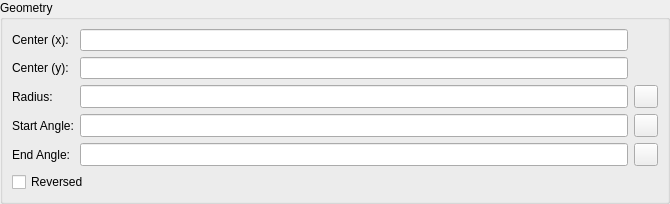
This is librecad/src/ui/dialogs/entity/lc_arcpropertieseditingwidget.ui in LibreCAD/LibreCAD as Qt 5 draws it before an edit. The edited form follows.
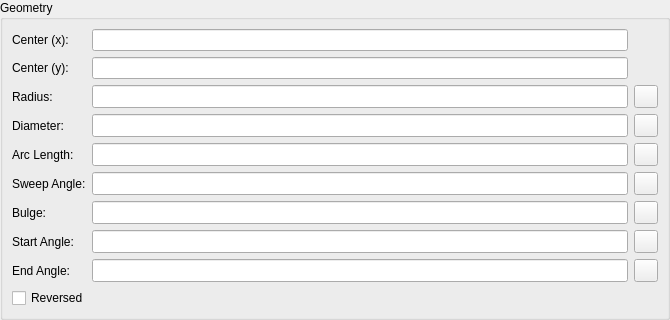
This is the edited form. Icons and pictures are not drawn. Custom widgets are drawn as their Qt base class.

Commit message:
Issue #2354: diameter support for arc properties
Also added fields for:

Angular Length (degrees);
Arc Length.

```diff
--- a/librecad/src/ui/dialogs/entity/lc_arcpropertieseditingwidget.ui
+++ b/librecad/src/ui/dialogs/entity/lc_arcpropertieseditingwidget.ui
@@ -7,7 +7,7 @@
     <x>0</x>
     <y>0</y>
     <width>670</width>
-    <height>202</height>
+    <height>296</height>
    </rect>
   </property>
   <property name="windowTitle">
@@ -210,6 +210,226 @@
        </widget>
       </item>
       <item row="3" column="0">
+       <widget class="QLabel" name="lDiameter">
+        <property name="sizePolicy">
+         <sizepolicy hsizetype="Preferred" vsizetype="Preferred">
+          <horstretch>0</horstretch>
+          <verstretch>0</verstretch>
+         </sizepolicy>
+        </property>
+        <property name="minimumSize">
+         <size>
+          <width>0</width>
+          <height>22</height>
+         </size>
+        </property>
+        <property name="text">
+         <string>Diameter:</string>
+        </property>
+        <property name="wordWrap">
+         <bool>false</bool>
+        </property>
+       </widget>
+      </item>
+      <item row="3" column="1">
+       <widget class="QLineEdit" name="leDiameter">
+        <property name="sizePolicy">
+         <sizepolicy hsizetype="Preferred" vsizetype="Preferred">
+          <horstretch>0</horstretch>
+          <verstretch>0</verstretch>
+         </sizepolicy>
+        </property>
+        <property name="minimumSize">
+         <size>
+          <width>0</width>
+          <height>0</height>
+         </size>
+        </property>
+        <property name="toolTip">
+         <string>Diameter of arc</string>
+        </property>
+       </widget>
+      </item>
+      <item row="3" column="2">
+       <widget class="QToolButton" name="tbPickDiameter">
+        <property name="toolTip">
+         <string>Pick diameter value from the drawing</string>
+        </property>
+        <property name="text">
+         <string/>
+        </property>
+        <property name="icon">
+         <iconset resource="../../../../res/icons/icons.qrc">
+          <normaloff>:/icons/interactive_pick_distance.lci</normaloff>:/icons/interactive_pick_distance.lci</iconset>
+        </property>
+       </widget>
+      </item>
+      <item row="4" column="0">
+       <widget class="QLabel" name="lArcLength">
+        <property name="sizePolicy">
+         <sizepolicy hsizetype="Preferred" vsizetype="Preferred">
+          <horstretch>0</horstretch>
+          <verstretch>0</verstretch>
+         </sizepolicy>
+        </property>
+        <property name="minimumSize">
+         <size>
+          <width>0</width>
+          <height>22</height>
+         </size>
+        </property>
+        <property name="text">
+         <string>Arc Length:</string>
+        </property>
+        <property name="wordWrap">
+         <bool>false</bool>
+        </property>
+       </widget>
+      </item>
+      <item row="4" column="1">
+       <widget class="QLineEdit" name="leArcLength">
+        <property name="sizePolicy">
+         <sizepolicy hsizetype="Preferred" vsizetype="Preferred">
+          <horstretch>0</horstretch>
+          <verstretch>0</verstretch>
+         </sizepolicy>
+        </property>
+        <property name="minimumSize">
+         <size>
+          <width>0</width>
+          <height>0</height>
+         </size>
+        </property>
+        <property name="toolTip">
+         <string>Length of the arc</string>
+        </property>
+       </widget>
+      </item>
+      <item row="4" column="2">
+       <widget class="QToolButton" name="tbPickArcLength">
+        <property name="toolTip">
+         <string>Pick arc length value from the drawing</string>
+        </property>
+        <property name="text">
+         <string/>
+        </property>
+        <property name="icon">
+         <iconset resource="../../../../res/icons/icons.qrc">
+          <normaloff>:/icons/interactive_pick_distance.lci</normaloff>:/icons/interactive_pick_distance.lci</iconset>
+        </property>
+       </widget>
+      </item>
+      <item row="5" column="0">
+       <widget class="QLabel" name="lSweepAngle">
+        <property name="sizePolicy">
+         <sizepolicy hsizetype="Preferred" vsizetype="Preferred">
+          <horstretch>0</horstretch>
+          <verstretch>0</verstretch>
+         </sizepolicy>
+        </property>
+        <property name="minimumSize">
+         <size>
+          <width>0</width>
+          <height>22</height>
+         </size>
+        </property>
+        <property name="text">
+         <string>Sweep Angle:</string>
+        </property>
+        <property name="wordWrap">
+         <bool>false</bool>
+        </property>
+       </widget>
+      </item>
+      <item row="5" column="1">
+       <widget class="QLineEdit" name="leSweepAngle">
+        <property name="sizePolicy">
+         <sizepolicy hsizetype="Preferred" vsizetype="Preferred">
+          <horstretch>0</horstretch>
+          <verstretch>0</verstretch>
+         </sizepolicy>
+        </property>
+        <property name="minimumSize">
+         <size>
+          <width>0</width>
+          <height>0</height>
+         </size>
+        </property>
+        <property name="toolTip">
+         <string>Sweep angle of the arc (degrees)</string>
+        </property>
+       </widget>
+      </item>
+      <item row="5" column="2">
+       <widget class="QToolButton" name="tbPickSweepAngle">
+        <property name="toolTip">
+         <string>Pick sweep angle from the drawing</string>
+        </property>
+        <property name="text">
+         <string/>
+        </property>
+        <property name="icon">
+         <iconset resource="../../../../res/icons/icons.qrc">
+          <normaloff>:/icons/interactive_pick_angle.lci</normaloff>:/icons/interactive_pick_angle.lci</iconset>
+        </property>
+       </widget>
+      </item>
+      <item row="6" column="0">
+       <widget class="QLabel" name="lBulge">
+        <property name="sizePolicy">
+         <sizepolicy hsizetype="Preferred" vsizetype="Preferred">
+          <horstretch>0</horstretch>
+          <verstretch>0</verstretch>
+         </sizepolicy>
+        </property>
+        <property name="minimumSize">
+         <size>
+          <width>0</width>
+          <height>22</height>
+         </size>
+        </property>
+        <property name="text">
+         <string>Bulge:</string>
+        </property>
+        <property name="wordWrap">
+         <bool>false</bool>
+        </property>
+       </widget>
+      </item>
+      <item row="6" column="1">
+       <widget class="QLineEdit" name="leBulge">
+        <property name="sizePolicy">
+         <sizepolicy hsizetype="Preferred" vsizetype="Preferred">
+          <horstretch>0</horstretch>
+          <verstretch>0</verstretch>
+         </sizepolicy>
+        </property>
+        <property name="minimumSize">
+         <size>
+          <width>0</width>
+          <height>0</height>
+         </size>
+        </property>
+        <property name="toolTip">
+         <string>Bulge (sagitta) of the arc</string>
+        </property>
+       </widget>
+      </item>
+      <item row="6" column="2">
+       <widget class="QToolButton" name="tbPickBulge">
+        <property name="toolTip">
+         <string>Pick bulge value from the drawing</string>
+        </property>
+        <property name="text">
+         <string/>
+        </property>
+        <property name="icon">
+         <iconset resource="../../../../res/icons/icons.qrc">
+          <normaloff>:/icons/interactive_pick_distance.lci</normaloff>:/icons/interactive_pick_distance.lci</iconset>
+        </property>
+       </widget>
+      </item>
+      <item row="7" column="0">
        <widget class="QLabel" name="lAngle1">
         <property name="sizePolicy">
          <sizepolicy hsizetype="Preferred" vsizetype="Preferred">
@@ -231,7 +451,7 @@
         </property>
        </widget>
       </item>
-      <item row="3" column="1">
+      <item row="7" column="1">
        <widget class="QLineEdit" name="leAngle1">
         <property name="sizePolicy">
          <sizepolicy hsizetype="Preferred" vsizetype="Preferred">
@@ -250,7 +470,7 @@
         </property>
        </widget>
       </item>
-      <item row="3" column="2">
+      <item row="7" column="2">
        <widget class="QToolButton" name="tbPickStartAngle">
         <property name="toolTip">
          <string>Piick angle value from the drawing</string>
@@ -264,7 +484,7 @@
         </property>
        </widget>
       </item>
-      <item row="4" column="0">
+      <item row="8" column="0">
        <widget class="QLabel" name="lAngle2">
         <property name="sizePolicy">
          <sizepolicy hsizetype="Preferred" vsizetype="Preferred">
@@ -286,7 +506,7 @@
         </property>
        </widget>
       </item>
-      <item row="4" column="1">
+      <item row="8" column="1">
        <widget class="QLineEdit" name="leAngle2">
         <property name="sizePolicy">
          <sizepolicy hsizetype="Preferred" vsizetype="Preferred">
@@ -305,7 +525,7 @@
         </property>
        </widget>
       </item>
-      <item row="4" column="2">
+      <item row="8" column="2">
        <widget class="QToolButton" name="tbPickEndAngle">
         <property name="toolTip">
          <string>Piick angle value from the drawing</string>
@@ -319,7 +539,7 @@
         </property>
        </widget>
       </item>
-      <item row="6" column="0">
+      <item row="10" column="0">
        <spacer name="spacer58">
         <property name="orientation">
          <enum>Qt::Vertical</enum>
@@ -335,7 +555,7 @@
         </property>
        </spacer>
       </item>
-      <item row="5" column="0" colspan="3">
+      <item row="9" column="0" colspan="3">
        <widget class="QCheckBox" name="cbReversed">
         <property name="sizePolicy">
          <sizepolicy hsizetype="Preferred" vsizetype="Preferred">
```
Left out of the diff: 6 changed lines with no effect on the pictures. The commit also changes 3 other files.
